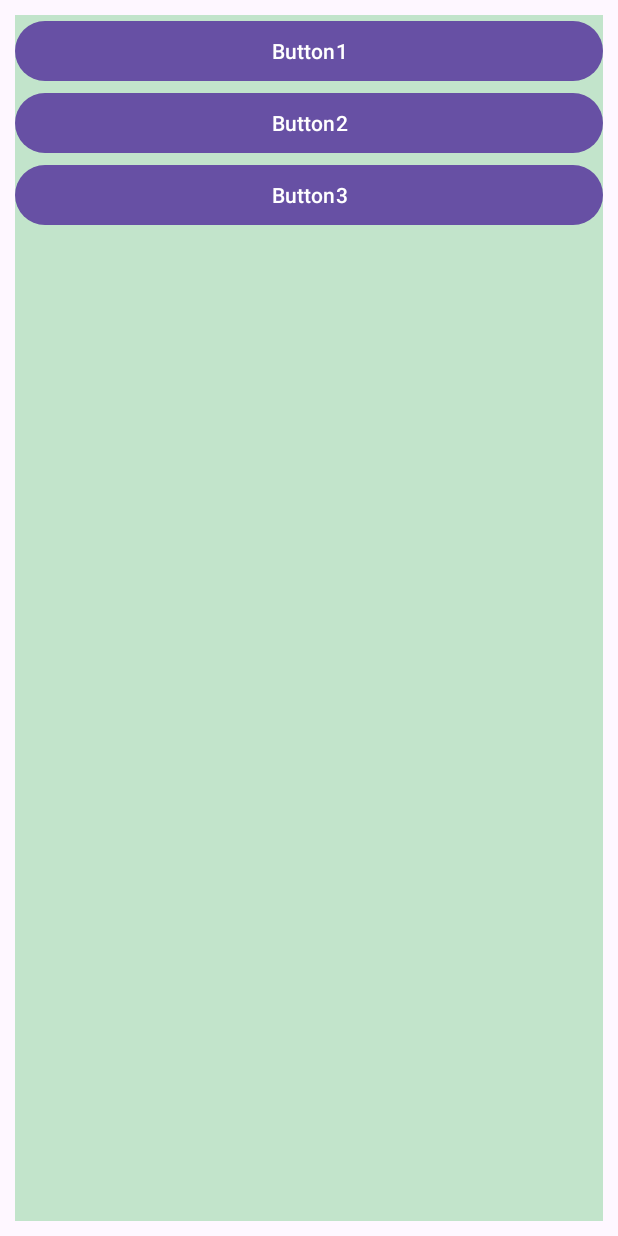
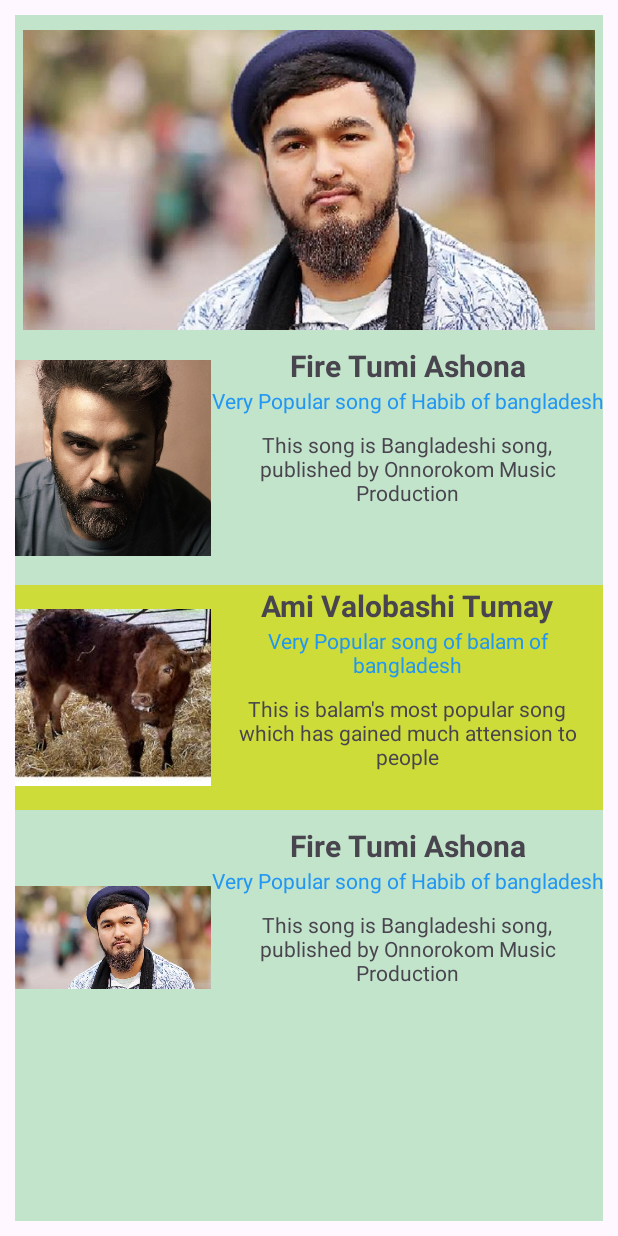
Before and after one commit to arif1012vet/video_player, an Android app: the screen it shows after launch (MainActivity), on a phone screen of 412 x 824 dp. Run offline under Robolectric (Android 15) with nearby library versions, the phone set to English and light mode, and no system bars.

Commit message:
Video Album

```diff
--- a/app/src/main/java/com/example/tajbiapp/MainActivity.java
+++ b/app/src/main/java/com/example/tajbiapp/MainActivity.java
@@ -2,22 +2,25 @@ package com.example.tajbiapp;
 
 import android.content.Intent;
 import android.os.Bundle;
+import android.text.Layout;
 import android.view.View;
 import android.webkit.WebView;
 import android.widget.Button;
 import android.widget.ImageView;
+import android.widget.LinearLayout;
 import android.widget.TextView;
 import android.widget.Toast;
 
 import androidx.activity.EdgeToEdge;
 import androidx.appcompat.app.AppCompatActivity;
+import androidx.constraintlayout.widget.ConstraintSet;
 import androidx.core.graphics.Insets;
 import androidx.core.view.ViewCompat;
 import androidx.core.view.WindowInsetsCompat;
 
 public class MainActivity extends AppCompatActivity {
 
-   Button button1, button2, button3 ;
+LinearLayout layout1, layout2, layout3 ;
 
 
 
@@ -27,51 +30,43 @@ public class MainActivity extends AppCompatActivity {
         EdgeToEdge.enable(this);
         setContentView(R.layout.activity_main);
 
-        button1= findViewById(R.id.button1) ;
-        button2= findViewById(R.id.button2) ;
-        button3= findViewById(R.id.button3) ;
 
+        layout1= findViewById(R.id.layout1) ;
+        layout2= findViewById(R.id.layout2) ;
+        layout3= findViewById(R.id.layout3) ;
 
-        button1.setOnClickListener(new View.OnClickListener() {
+        layout1.setOnClickListener(new View.OnClickListener() {
             @Override
             public void onClick(View v) {
 
                 MainActivity2.video_link= "https://www.youtube.com/embed/yfcStFBApzc" ;
-
                 Intent myIntent= new Intent(MainActivity.this, MainActivity2.class) ;
                 startActivity(myIntent);
 
             }
         });
 
-
-        button2.setOnClickListener(new View.OnClickListener() {
+        layout2.setOnClickListener(new View.OnClickListener() {
             @Override
             public void onClick(View v) {
 
-                MainActivity2.video_link= "https://www.youtube.com/embed/oCAj84fs1bA" ;
-
+                MainActivity2.video_link= "https://www.youtube.com/embed/ELooYmhh0MY" ;
                 Intent myIntent= new Intent(MainActivity.this, MainActivity2.class) ;
                 startActivity(myIntent);
 
             }
         });
 
-        button3.setOnClickListener(new View.OnClickListener() {
+        layout3.setOnClickListener(new View.OnClickListener() {
             @Override
             public void onClick(View v) {
 
-                MainActivity2.video_link= "https://www.youtube.com/embed/ELooYmhh0MY" ;
-
+                MainActivity2.video_link= "https://www.youtube.com/embed/oCAj84fs1bA" ;
                 Intent myIntent= new Intent(MainActivity.this, MainActivity2.class) ;
                 startActivity(myIntent);
 
             }
         });
-
-
-
-
 
 
 
--- a/app/src/main/java/com/example/tajbiapp/MainActivity2.java
+++ b/app/src/main/java/com/example/tajbiapp/MainActivity2.java
@@ -2,6 +2,7 @@ package com.example.tajbiapp;
 
 import android.os.Bundle;
 import android.webkit.WebView;
+import android.widget.ImageView;
 
 import androidx.activity.EdgeToEdge;
 import androidx.appcompat.app.AppCompatActivity;
@@ -12,6 +13,7 @@ import androidx.core.view.WindowInsetsCompat;
 public class MainActivity2 extends AppCompatActivity {
 
     WebView webView ;
+    ImageView main2LayoutImage ;
     public static String video_link= "";
 
     @Override
@@ -21,6 +23,7 @@ public class MainActivity2 extends AppCompatActivity {
         setContentView(R.layout.activity_main2);
 
         webView = findViewById(R.id.webView) ;
+        main2LayoutImage= findViewById(R.id.main2LayoutImage) ;
 
 
         webView.getSettings().setJavaScriptEnabled(true);
--- a/app/src/main/res/layout/activity_main.xml
+++ b/app/src/main/res/layout/activity_main.xml
@@ -1,34 +1,183 @@
 <?xml version="1.0" encoding="utf-8"?>
-<LinearLayout xmlns:android="http://schemas.android.com/apk/res/android"
+<ScrollView xmlns:android="http://schemas.android.com/apk/res/android"
     xmlns:app="http://schemas.android.com/apk/res-auto"
     xmlns:tools="http://schemas.android.com/tools"
     android:id="@+id/main"
     android:layout_width="match_parent"
     android:layout_height="match_parent"
     tools:context=".MainActivity"
-    android:orientation="vertical"
     android:background="#C2E4CB"
     android:layout_margin="10dp"
 
     >
+<LinearLayout
+    android:id="@+id/mainLayout"
+    android:layout_width="match_parent"
+    android:layout_height="wrap_content"
+    android:orientation="vertical"
+    android:layout_marginTop="10dp"
+    >
+
+    <ImageView
+        android:layout_width="match_parent"
+        android:layout_height="200dp"
+        android:src="@drawable/noble"
+        />
 
 
-    <Button
-        android:id="@+id/button1"
+
+    <LinearLayout
+
+        android:id="@+id/layout1"
         android:layout_width="match_parent"
-        android:layout_height="wrap_content"
-        android:text="Button1"
-        />
+        android:layout_height="150dp"
+        android:orientation="horizontal"
+        android:layout_marginTop="10dp"
+        android:weightSum="3"
+        >
+        <ImageView
+            android:layout_width="match_parent"
+            android:layout_height="match_parent"
+            android:layout_weight="2"
+            android:src="@drawable/habib"
+            />
+        <LinearLayout
+            android:layout_width="match_parent"
+            android:layout_height="wrap_content"
+            android:orientation="vertical"
+            android:layout_weight="1"
+            >
+            <TextView
+                android:layout_width="match_parent"
+                android:layout_height="wrap_content"
+                android:text="Fire Tumi Ashona"
+                android:gravity="center"
+                android:textStyle="bold"
+                android:textSize="20sp"
+                />
+            <TextView
+                android:layout_width="match_parent"
+                android:layout_height="wrap_content"
+                android:text="Very Popular song of Habib of bangladesh"
+                android:gravity="center"
+                android:textColor="#2196F3"
+                />
+            <TextView
+                android:layout_width="match_parent"
+                android:layout_height="wrap_content"
+                android:text="This song is Bangladeshi song, published by Onnorokom Music Production"
+                android:gravity="center"
+                android:padding="10dp"
+                />
 
-    <Button
-        android:id="@+id/button2"
+        </LinearLayout>
+
+
+    </LinearLayout>
+
+    <LinearLayout
+
+        android:id="@+id/layout2"
         android:layout_width="match_parent"
-        android:layout_height="wrap_content"
-        android:text="Button2" />
+        android:layout_height="150dp"
+        android:orientation="horizontal"
+        android:layout_marginTop="10dp"
+        android:weightSum="3"
+        android:background="#CDDC39"
+        >
+        <ImageView
+            android:layout_width="match_parent"
+            android:layout_height="match_parent"
+            android:layout_weight="2"
+            android:src="@drawable/image"
+            />
+        <LinearLayout
+            android:layout_width="match_parent"
+            android:layout_height="wrap_content"
+            android:orientation="vertical"
+            android:layout_weight="1"
+            >
+            <TextView
+                android:layout_width="match_parent"
+                android:layout_height="wrap_content"
+                android:text="Ami Valobashi Tumay"
+                android:gravity="center"
+                android:textStyle="bold"
+                android:textSize="20sp"
+                />
+            <TextView
+                android:layout_width="match_parent"
+                android:layout_height="wrap_content"
+                android:text="Very Popular song of balam of bangladesh"
+                android:gravity="center"
+                android:textColor="#2196F3"
+                />
+            <TextView
+                android:layout_width="match_parent"
+                android:layout_height="wrap_content"
+                android:text="This is balam's most popular song which has gained much attension to people"
+                android:gravity="center"
+                android:padding="10dp"
+                />
 
-    <Button
-        android:id="@+id/button3"
+        </LinearLayout>
+
+
+    </LinearLayout>
+    <LinearLayout
+
+        android:id="@+id/layout3"
         android:layout_width="match_parent"
-        android:layout_height="wrap_content"
-        android:text="Button3" />
+        android:layout_height="150dp"
+        android:orientation="horizontal"
+        android:layout_marginTop="10dp"
+        android:weightSum="3"
+        >
+        <ImageView
+            android:layout_width="match_parent"
+            android:layout_height="match_parent"
+            android:layout_weight="2"
+            android:src="@drawable/noble"
+            />
+        <LinearLayout
+            android:layout_width="match_parent"
+            android:layout_height="wrap_content"
+            android:orientation="vertical"
+            android:layout_weight="1"
+            >
+            <TextView
+                android:layout_width="match_parent"
+                android:layout_height="wrap_content"
+                android:text="Fire Tumi Ashona"
+                android:gravity="center"
+                android:textStyle="bold"
+                android:textSize="20sp"
+                />
+            <TextView
+                android:layout_width="match_parent"
+                android:layout_height="wrap_content"
+                android:text="Very Popular song of Habib of bangladesh"
+                android:gravity="center"
+                android:textColor="#2196F3"
+                />
+            <TextView
+                android:layout_width="match_parent"
+                android:layout_height="wrap_content"
+                android:text="This song is Bangladeshi song, published by Onnorokom Music Production"
+                android:gravity="center"
+                android:padding="10dp"
+                />
+
+        </LinearLayout>
+
+
+    </LinearLayout>
+
+
+
+
+
+
 </LinearLayout>
+
+</ScrollView>
--- a/app/src/main/res/layout/activity_main2.xml
+++ b/app/src/main/res/layout/activity_main2.xml
@@ -10,10 +10,21 @@
     android:layout_margin="10dp"
     >
 
+    <ImageView
+        android:id="@+id/main2LayoutImage"
+        android:layout_width="match_parent"
+        android:layout_height="200dp"
+        android:src="@drawable/habib"
+
+        />
+
+
 <WebView
     android:id="@+id/webView"
     android:layout_width="match_parent"
-    android:layout_height="match_parent"/>
+    android:layout_height="300dp"
+
+    />
 
 
 
```
Also changed, not shown: app/src/main/res/drawable/balam.jpg (added), app/src/main/res/drawable/habib.jpg (added), app/src/main/res/drawable/noble.jpg (added).
